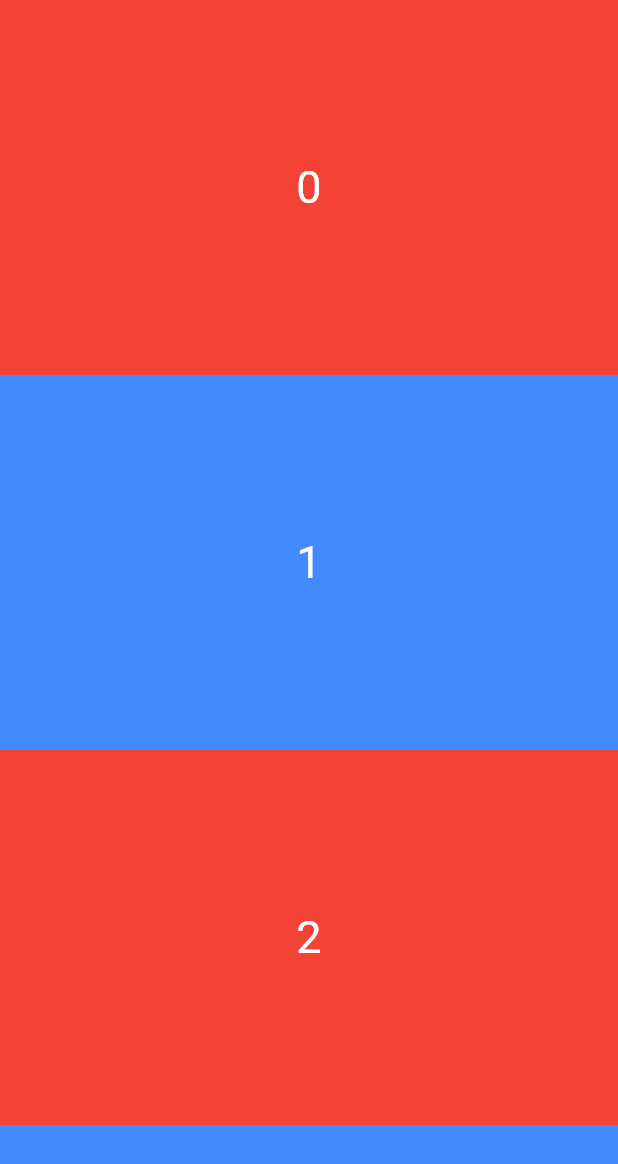
After one commit to bladeofgod/flutter_list_lab, a Flutter app: the screen it shows after launch, after a tap on "sliver list page", on a phone screen of 412 x 824 dp. The commit adds this screen. Shown: the top 1164 px of the screen. Run offline on Flutter 3.47's test engine with Material 2 defaults, Android fonts, the phone set to English and light mode, and no system bars; our stand-ins replace scrollable_positioned_list.

Commit message:
add sliver page

```diff
--- a/lib/page/normal_list.dart
+++ b/lib/page/normal_list.dart
@@ -27,17 +27,28 @@ class ListPageState extends State<ListPage> {
         width: size.width,height: size.height,
         color: Colors.white,
         child: ListView.builder(
+          addSemanticIndexes: false,
+          semanticChildCount: 200,
           itemCount: 200,
             itemBuilder: (ctx,index){
             //log("${ctx.size}  --- $index");
             WidgetsBinding.instance.addPostFrameCallback((timeStamp) {
-              log("${ctx.findRenderObject().paintBounds}  --- $index");
+              //log("${ctx.findRenderObject().paintBounds}  --- $index");
+              log('${(ctx.widget as IndexedSemantics).index}');
             });
           ///item 高度为250，默认缓存高度是250
             ///当前手机来讲，第一次初始化时可以显示4个（大概3.3个），因为缓存的原因
             ///实际构造 0-4 即5个，多出的那一个缓存，同时缓存为头尾均有。
             ///因此，当我滚上方日至输出7时，即 总共显示了8个item，此时0号item已经回收，
             ///我们相会滚动，日志确实重新输出了index 0
+            ///
+            /// IndexedSemantics 临时测试
+//            return IndexedSemantics(index:index,child: Container(
+//              alignment: Alignment.center,
+//              width: size.width,height: 250,
+//              color: index%2 == 0 ? Colors.red:Colors.blueAccent,
+//              child: Text('$index',style: TextStyle(color: Colors.white,fontSize: 30),),
+//            ),);
             return Container(
               alignment: Alignment.center,
               width: size.width,height: 250,
--- a/lib/page/route_page.dart
+++ b/lib/page/route_page.dart
@@ -6,6 +6,7 @@
 
 import 'package:flutter/material.dart';
 import 'package:flutterlistlab/page/position_list.dart';
+import 'package:flutterlistlab/page/sliver_list.dart';
 
 import 'normal_list.dart';
 
@@ -49,6 +50,17 @@ class RoutePageState extends State<RoutePage> {
                 },
                 child: Text('normal list page'),
               ),
+              SizedBox(
+                height: 50,width: 1,
+              ),
+
+              RaisedButton(
+                onPressed: (){
+                  //todo
+                  Navigator.of(context).push(new MaterialPageRoute(builder: (ctx)=>SliverListPage()));
+                },
+                child: Text('sliver list page'),
+              ),
             ],
           ),
         ),
--- /dev/null
+++ b/lib/page/sliver_list.dart
@@ -0,0 +1,45 @@
+
+
+import 'package:flutter/cupertino.dart';
+import 'package:flutter/material.dart';
+
+class SliverListPage extends StatefulWidget{
+  @override
+  State<StatefulWidget> createState() {
+    return SliverListPageState();
+  }
+
+}
+
+class SliverListPageState extends State<SliverListPage> {
+  @override
+  Widget build(BuildContext context) {
+    final size = MediaQuery.of(context).size;
+
+    return Material(
+      child: Container(
+        width: size.width,height: size.height,
+        child: CustomScrollView(
+          slivers: [
+            SliverList(
+              delegate: SliverChildBuilderDelegate(
+                    (ctx,index){
+                  return Container(
+                    alignment: Alignment.center,
+                    width: size.width,height: 250,
+                    color: index%2 == 0 ? Colors.red:Colors.blueAccent,
+                    child: Text('$index',style: TextStyle(color: Colors.white,fontSize: 30),),
+                  );
+                },
+                childCount: 200,
+                addAutomaticKeepAlives: true,
+                addRepaintBoundaries: true,
+                addSemanticIndexes: true,
+              ),
+            )
+          ],
+        ),
+      ),
+    );
+  }
+}
```
Lines whose indentation alone changed are shown as unchanged.
